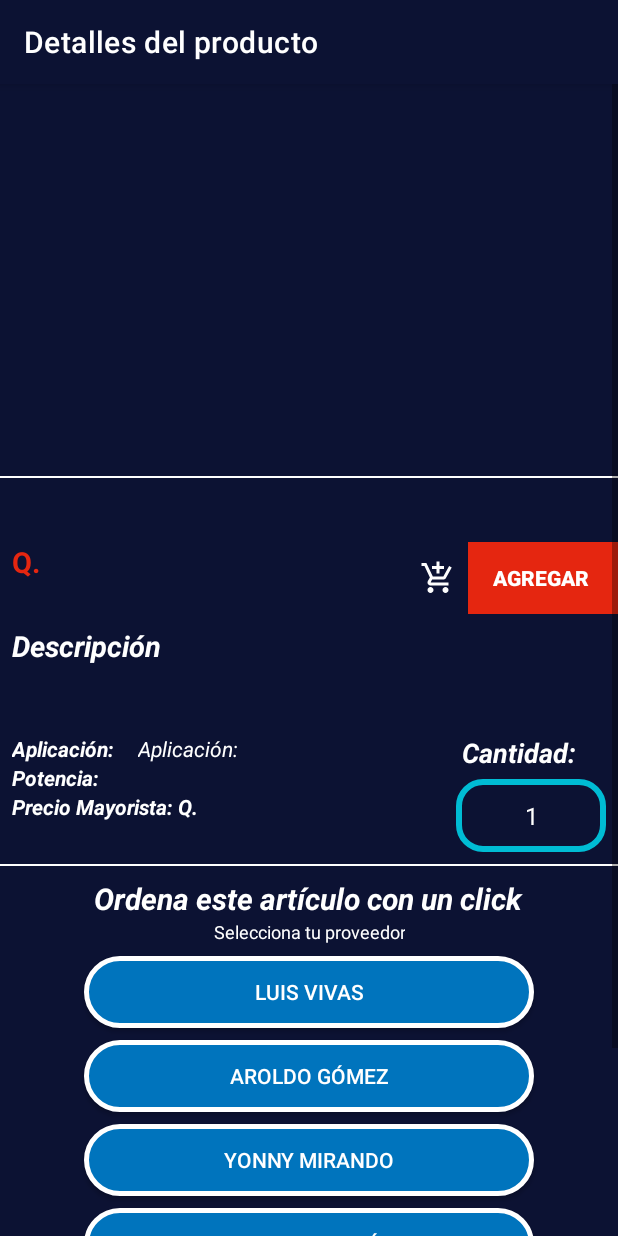
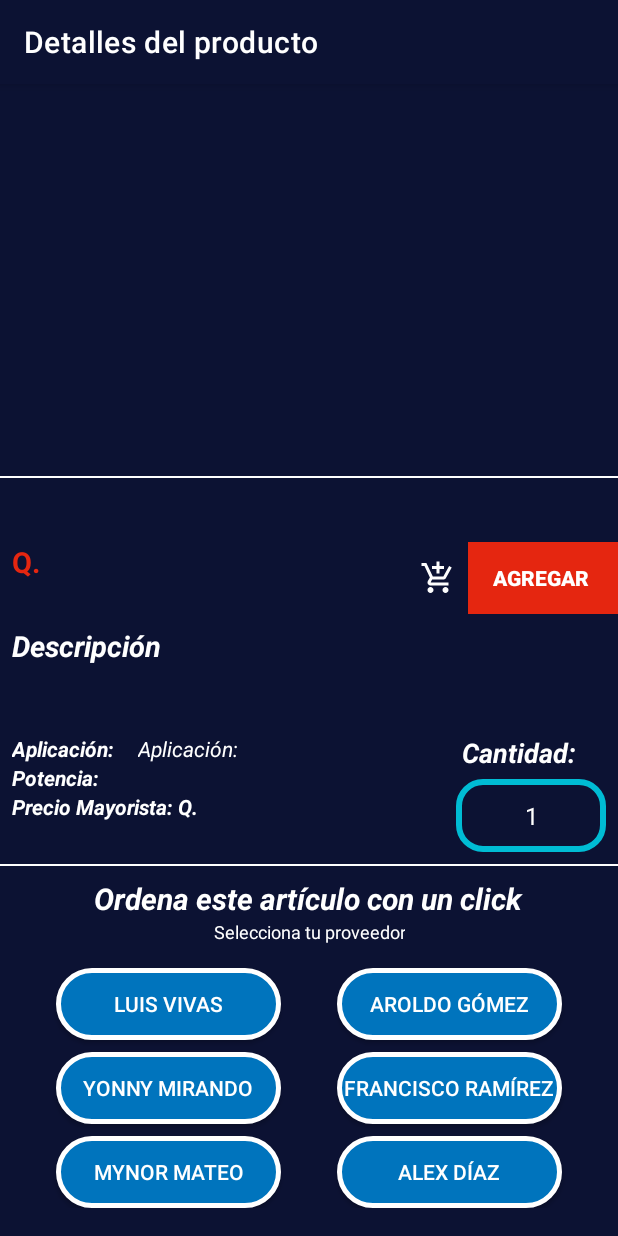
Before and after one commit to YamiLaxus/BoschClientsNative, an Android app: the fragment details_fragment shown on its own in the app's theme, on a phone screen of 412 x 824 dp. Run offline under Robolectric (Android 15) with nearby library versions, the phone set to English and light mode, and no system bars; our stand-ins replace Firebase (no records; nobody signed in at launch, a user with empty details on screens opened directly); pictures from the network do not load.

Commit message:
Design fixed on detail Fragment. To Fix Read List and send OrderList to WhatsApp.

```diff
--- a/app/src/main/res/layout/fragment_details_fragment.xml
+++ b/app/src/main/res/layout/fragment_details_fragment.xml
@@ -309,61 +309,85 @@
                     android:textColor="@color/blanco"
                     android:textSize="12dp" />
 
+            </LinearLayout>
+
+            <androidx.constraintlayout.widget.ConstraintLayout
+                android:layout_width="match_parent"
+                android:layout_height="wrap_content">
+
                 <androidx.appcompat.widget.AppCompatButton
                     android:id="@+id/btnLuisVivas"
-                    android:layout_width="300dp"
+                    android:layout_width="150dp"
                     android:layout_height="wrap_content"
                     android:layout_marginTop="@dimen/common_padding_min"
+                    android:text="Luis Vivas"
+                    android:textColor="@color/blanco"
                     android:background="@drawable/botones_redondos"
-                    android:text="Luis Vivas"
-                    android:textColor="@color/blanco" />
+                    app:layout_constraintTop_toTopOf="parent"
+                    app:layout_constraintStart_toStartOf="parent"
+                    app:layout_constraintEnd_toStartOf="@id/btnAroldoGomez"/>
 
                 <androidx.appcompat.widget.AppCompatButton
                     android:id="@+id/btnAroldoGomez"
-                    android:layout_width="300dp"
+                    android:layout_width="150dp"
                     android:layout_height="wrap_content"
                     android:layout_marginTop="@dimen/common_padding_min"
+                    android:text="Aroldo Gómez"
+                    android:textColor="@color/blanco"
                     android:background="@drawable/botones_redondos"
-                    android:text="Aroldo Gómez"
-                    android:textColor="@color/blanco" />
+                    app:layout_constraintTop_toTopOf="parent"
+                    app:layout_constraintStart_toEndOf="@+id/btnLuisVivas"
+                    app:layout_constraintEnd_toEndOf="parent" />
 
                 <androidx.appcompat.widget.AppCompatButton
                     android:id="@+id/btnYonnyMirando"
-                    android:layout_width="300dp"
+                    android:layout_width="150dp"
                     android:layout_height="wrap_content"
                     android:layout_marginTop="@dimen/common_padding_min"
+                    android:text="Yonny Mirando"
+                    android:textColor="@color/blanco"
                     android:background="@drawable/botones_redondos"
-                    android:text="Yonny Mirando"
-                    android:textColor="@color/blanco" />
+                    app:layout_constraintTop_toBottomOf="@+id/btnAroldoGomez"
+                    app:layout_constraintStart_toStartOf="parent"
+                    app:layout_constraintEnd_toStartOf="@id/btnFranciscoRamirez"/>
 
                 <androidx.appcompat.widget.AppCompatButton
                     android:id="@+id/btnFranciscoRamirez"
-                    android:layout_width="300dp"
+                    android:layout_width="150dp"
                     android:layout_height="wrap_content"
                     android:layout_marginTop="@dimen/common_padding_min"
+                    android:text="Francisco Ramírez"
+                    android:textColor="@color/blanco"
                     android:background="@drawable/botones_redondos"
-                    android:text="Francisco Ramírez"
-                    android:textColor="@color/blanco" />
+                    app:layout_constraintTop_toBottomOf="@+id/btnAroldoGomez"
+                    app:layout_constraintStart_toEndOf="@+id/btnYonnyMirando"
+                    app:layout_constraintEnd_toEndOf="parent"/>
 
                 <androidx.appcompat.widget.AppCompatButton
                     android:id="@+id/btnMynorMateo"
-                    android:layout_width="300dp"
+                    android:layout_width="150dp"
                     android:layout_height="wrap_content"
                     android:layout_marginTop="@dimen/common_padding_min"
+                    android:text="Mynor Mateo"
+                    android:textColor="@color/blanco"
                     android:background="@drawable/botones_redondos"
-                    android:text="Mynor Mateo"
-                    android:textColor="@color/blanco" />
+                    app:layout_constraintTop_toBottomOf="@+id/btnFranciscoRamirez"
+                    app:layout_constraintStart_toStartOf="parent"
+                    app:layout_constraintEnd_toStartOf="@+id/btnAlexDias"/>
 
                 <androidx.appcompat.widget.AppCompatButton
                     android:id="@+id/btnAlexDias"
-                    android:layout_width="300dp"
+                    android:layout_width="150dp"
                     android:layout_height="wrap_content"
                     android:layout_marginTop="@dimen/common_padding_min"
+                    android:text="Alex Díaz"
+                    android:textColor="@color/blanco"
                     android:background="@drawable/botones_redondos"
-                    android:text="Alex Díaz"
-                    android:textColor="@color/blanco" />
+                    app:layout_constraintTop_toBottomOf="@+id/btnFranciscoRamirez"
+                    app:layout_constraintStart_toEndOf="@+id/btnMynorMateo"
+                    app:layout_constraintEnd_toEndOf="parent"/>
 
-            </LinearLayout>
+            </androidx.constraintlayout.widget.ConstraintLayout>
 
         </LinearLayout>
 
```
Also changed, not shown: app/src/main/java/com/phonedev/boschclients/cart/CartFragment.kt (+26 -22 lines).
